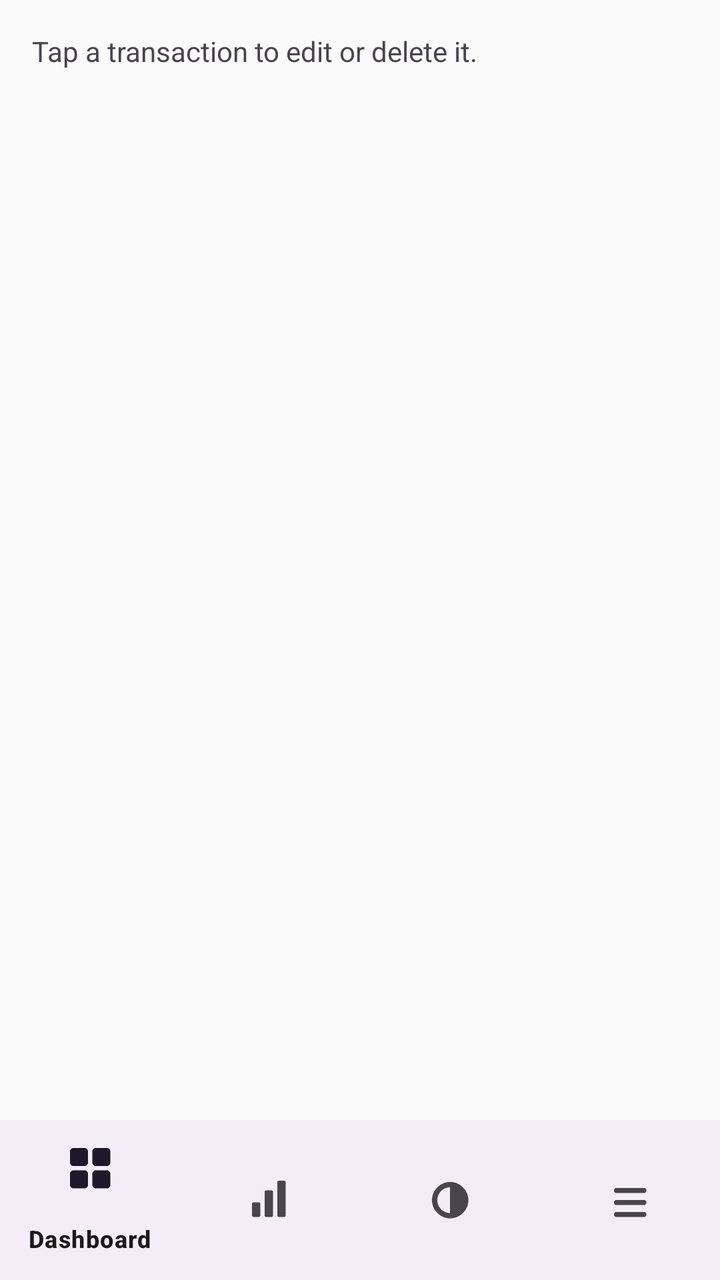
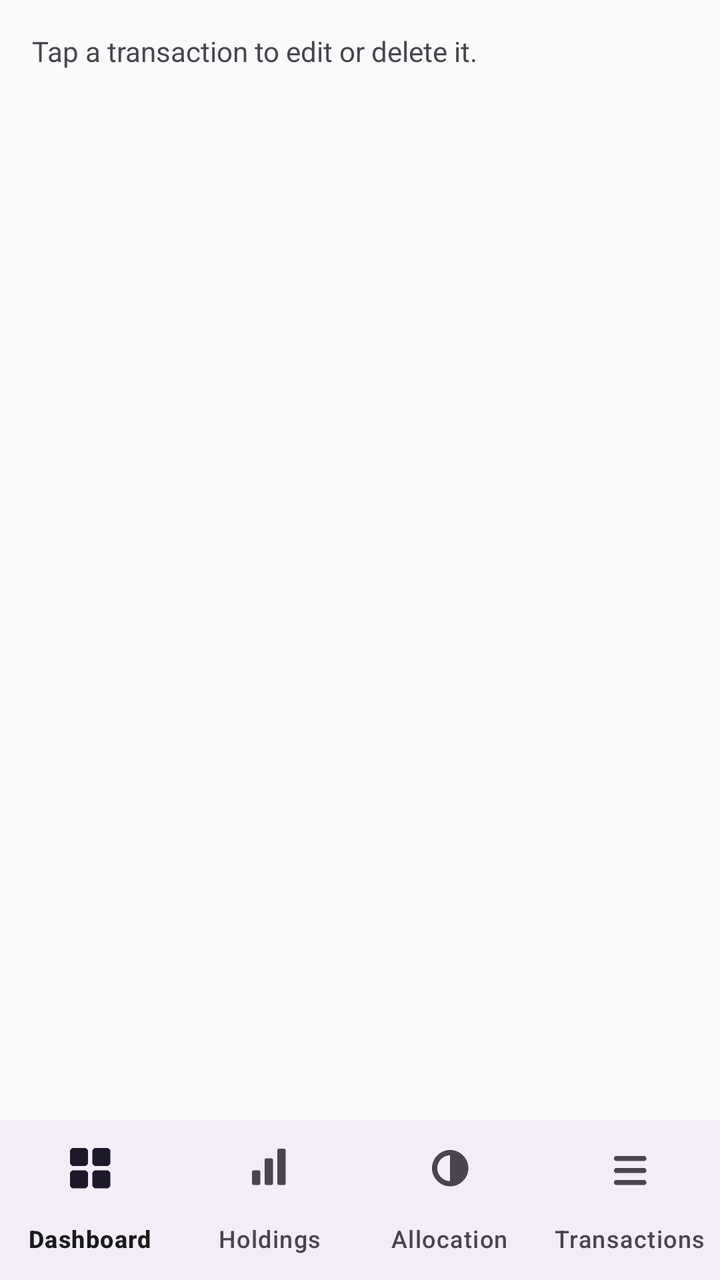

An Android layout rendered at two revisions. The XML below is the earlier revision; the diff shows what the commit changed to produce the second picture.
<!-- AndroidManifest.xml: application theme Theme.PersonalPortfolio -->
<!-- res/layout/activity_transactions.xml -->
<?xml version="1.0" encoding="utf-8"?>
<LinearLayout xmlns:android="http://schemas.android.com/apk/res/android"
    xmlns:app="http://schemas.android.com/apk/res-auto"
    android:layout_width="match_parent"
    android:layout_height="match_parent"
    android:orientation="vertical">

    <LinearLayout
        android:layout_width="match_parent"
        android:layout_height="0dp"
        android:layout_weight="1"
        android:orientation="vertical"
        android:padding="16dp">

        <TextView
            android:layout_width="match_parent"
            android:layout_height="wrap_content"
            android:textSize="14sp"
            android:text="Tap a transaction to edit or delete it." />

        <androidx.recyclerview.widget.RecyclerView
            android:id="@+id/transactionsRecyclerView"
            android:layout_width="match_parent"
            android:layout_height="0dp"
            android:layout_weight="1"
            android:layout_marginTop="12dp" />

    </LinearLayout>

    <com.google.android.material.bottomnavigation.BottomNavigationView
        android:id="@+id/bottomNav"
        android:layout_width="match_parent"
        android:layout_height="wrap_content"
        app:menu="@menu/bottom_nav_menu" />

</LinearLayout>
<!-- resources referenced by this layout -->
<resources>
  <style name="Theme.PersonalPortfolio" parent="Theme.Material3.DayNight.NoActionBar">
          <item name="colorPrimary">@color/colorPrimary</item>
          <item name="colorPrimaryVariant">@color/colorPrimaryVariant</item>
          <item name="colorOnPrimary">@color/colorOnPrimary</item>
  
          <item name="colorSecondary">@color/colorSecondary</item>
          <item name="colorOnSecondary">@color/colorOnSecondary</item>
  
          <item name="android:colorBackground">@color/colorBackground</item>
          <item name="colorOnBackground">@color/colorOnBackground</item>
  
          <item name="colorSurface">@color/colorSurface</item>
          <item name="colorOnSurface">@color/colorOnSurface</item>
  
          <item name="android:statusBarColor">@color/colorPrimaryVariant</item>
      </style>
  <color name="colorPrimary">#1B5E20</color>
  <color name="colorPrimaryVariant">#0D3B12</color>
  <color name="colorOnPrimary">#FFFFFF</color>
  <color name="colorSecondary">#00897B</color>
  <color name="colorOnSecondary">#FFFFFF</color>
  <color name="colorBackground">#FAFAFA</color>
  <color name="colorOnBackground">#1A1A1A</color>
  <color name="colorSurface">#FFFFFF</color>
  <color name="colorOnSurface">#1A1A1A</color>
</resources>

<!-- the commit's change to res/layout/activity_transactions.xml (unified diff, before → after) -->
@@ -31,6 +31,7 @@
         android:id="@+id/bottomNav"
         android:layout_width="match_parent"
         android:layout_height="wrap_content"
-        app:menu="@menu/bottom_nav_menu" />
+        app:menu="@menu/bottom_nav_menu"
+        app:labelVisibilityMode="labeled" />
 
 </LinearLayout>
